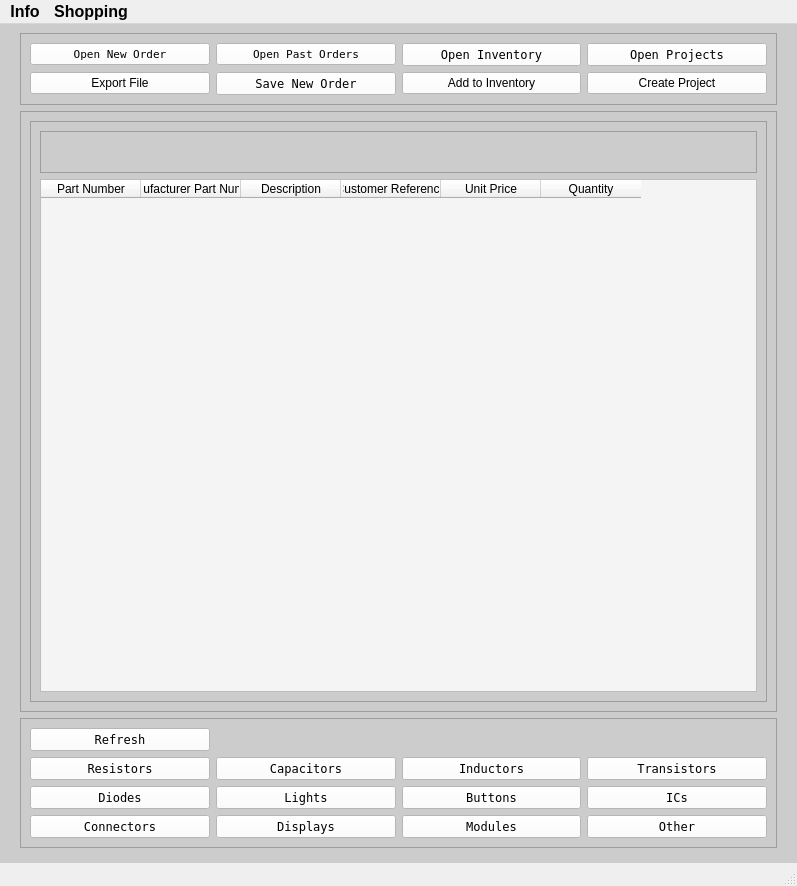
Above: Program_Files/gui_app.ui from Thomas1B/Electronics-Inventory-Program before the change. Below: the same form after it.
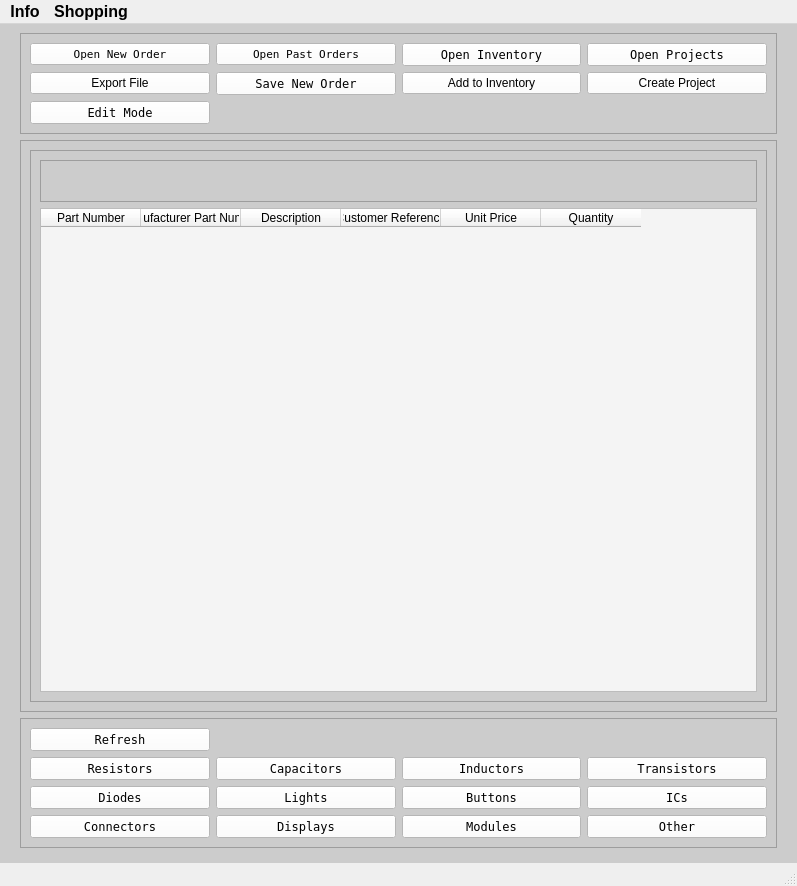
That is the form after the change. Icons and pictures are not drawn.

What changed in the file:
```diff
--- a/Program_Files/gui_app.ui
+++ b/Program_Files/gui_app.ui
@@ -73,6 +73,25 @@
        <enum>QFrame::Raised</enum>
       </property>
       <layout class="QGridLayout" name="gridLayout">
+       <item row="3" column="0">
+        <widget class="QPushButton" name="btn_edit_mode">
+         <property name="font">
+          <font>
+           <family>Terminal</family>
+          </font>
+         </property>
+         <property name="styleSheet">
+          <string notr="true">background-color: rgb(255, 255, 255);</string>
+         </property>
+         <property name="text">
+          <string>Edit Mode</string>
+         </property>
+         <property name="icon">
+          <iconset>
+           <normaloff>Icons/edit-writing-mode.png</normaloff>Icons/edit-writing-mode.png</iconset>
+         </property>
+        </widget>
+       </item>
        <item row="2" column="0">
         <widget class="QPushButton" name="btn_export">
          <property name="styleSheet">
```
Left out of the diff: 186 changed lines with no effect on the pictures.
